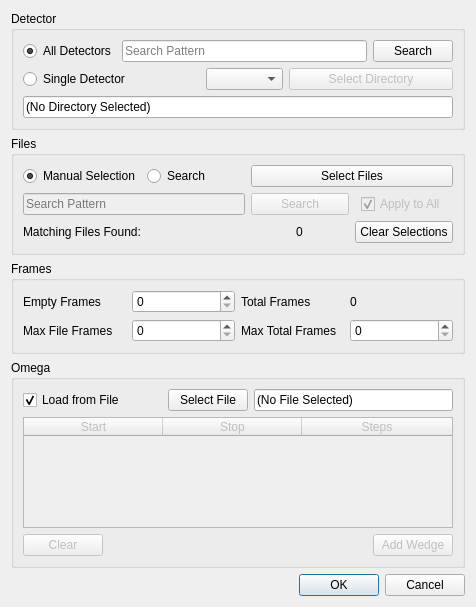
Qt form hexrd/ui/resources/ui/image_stack_dialog.ui (HEXRD/hexrdgui) before a commit.
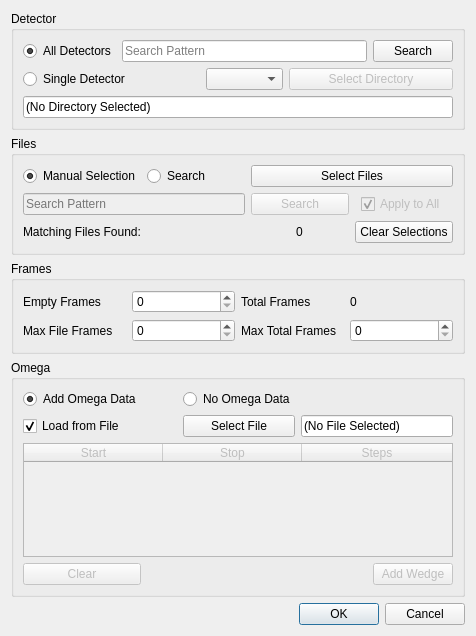
The same form after that commit.

Commit message:
Allow users to use import tool without omega data
Previously the import tool expected that omega data would be provided any time
images were loaded. This adds a toggle button to either add or skip imega data
before loading.

The edit to the form file:
```diff
--- a/hexrd/ui/resources/ui/image_stack_dialog.ui
+++ b/hexrd/ui/resources/ui/image_stack_dialog.ui
@@ -7,7 +7,7 @@
     <x>0</x>
     <y>0</y>
     <width>476</width>
-    <height>607</height>
+    <height>636</height>
    </rect>
   </property>
   <property name="sizePolicy">
@@ -226,7 +226,7 @@
       <string>Omega</string>
      </property>
      <layout class="QGridLayout" name="gridLayout">
-      <item row="0" column="0" colspan="2">
+      <item row="1" column="0" colspan="2">
        <widget class="QCheckBox" name="omega_from_file">
         <property name="text">
          <string>Load from File</string>
@@ -236,7 +236,7 @@
         </property>
        </widget>
       </item>
-      <item row="2" column="5">
+      <item row="3" column="5">
        <widget class="QPushButton" name="add_wedge">
         <property name="enabled">
          <bool>false</bool>
@@ -246,14 +246,14 @@
         </property>
        </widget>
       </item>
-      <item row="0" column="2">
+      <item row="1" column="2">
        <widget class="QPushButton" name="load_omega_file">
         <property name="text">
          <string>Select File</string>
         </property>
        </widget>
       </item>
-      <item row="0" column="3" colspan="3">
+      <item row="1" column="3" colspan="3">
        <widget class="QLineEdit" name="omega_file">
         <property name="text">
          <string>(No File Selected)</string>
@@ -263,7 +263,30 @@
         </property>
        </widget>
       </item>
-      <item row="1" column="0" colspan="6">
+      <item row="3" column="0">
+       <widget class="QPushButton" name="clear_wedges">
+        <property name="enabled">
+         <bool>false</bool>
+        </property>
+        <property name="text">
+         <string>Clear</string>
+        </property>
+       </widget>
+      </item>
+      <item row="0" column="0">
+       <widget class="QRadioButton" name="add_omega">
+        <property name="text">
+         <string>Add Omega Data</string>
+        </property>
+        <property name="checked">
+         <bool>true</bool>
+        </property>
+        <attribute name="buttonGroup">
+         <string notr="true">omega_options</string>
+        </attribute>
+       </widget>
+      </item>
+      <item row="2" column="0" colspan="6">
        <widget class="QTableWidget" name="omega_wedges">
         <property name="enabled">
          <bool>false</bool>
@@ -309,13 +332,10 @@
         </column>
        </widget>
       </item>
-      <item row="2" column="0">
-       <widget class="QPushButton" name="clear_wedges">
-        <property name="enabled">
-         <bool>false</bool>
-        </property>
+      <item row="0" column="2">
+       <widget class="QRadioButton" name="no_omega">
         <property name="text">
-         <string>Clear</string>
+         <string>No Omega Data</string>
         </property>
        </widget>
       </item>
```
Left out of the diff: 6 changed lines with no effect on the pictures. The commit also changes 1 other file.
